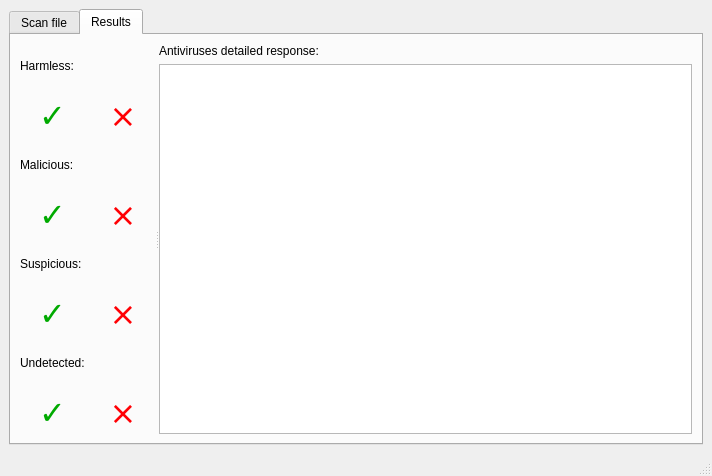
This is gui/gui.ui in Laikos38/ADS-TP-Seguridad as Qt 5 draws it before an edit. The edited form follows.
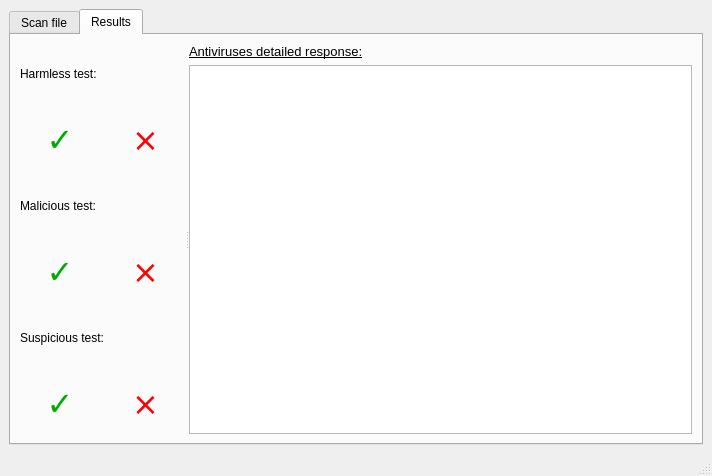
This is the edited form. The open tabs and pages were chosen to show the change. Icons and pictures are not drawn.

The edit to the form file:
```diff
--- a/gui/gui.ui
+++ b/gui/gui.ui
@@ -233,7 +233,7 @@
             <item>
              <widget class="QLabel" name="harmlessLbl">
               <property name="text">
-               <string>Harmless:</string>
+               <string>Harmless test:</string>
               </property>
              </widget>
             </item>
@@ -284,7 +284,7 @@
             <item>
              <widget class="QLabel" name="maliciousLbl">
               <property name="text">
-               <string>Malicious:</string>
+               <string>Malicious test:</string>
               </property>
              </widget>
             </item>
@@ -331,7 +331,7 @@
             <item>
              <widget class="QLabel" name="suspiciousLbl">
               <property name="text">
-               <string>Suspicious:</string>
+               <string>Suspicious test:</string>
               </property>
              </widget>
             </item>
@@ -375,59 +375,18 @@
               </item>
              </layout>
             </item>
-            <item>
-             <widget class="QLabel" name="undetectedLbl">
-              <property name="text">
-               <string>Undetected:</string>
-              </property>
-             </widget>
-            </item>
-            <item>
-             <layout class="QHBoxLayout" name="horizontalLayout_9">
-              <item>
-               <widget class="QLabel" name="checkUndetectedLbl">
-                <property name="font">
-                 <font>
-                  <pointsize>24</pointsize>
-                 </font>
-                </property>
-                <property name="styleSheet">
-                 <string notr="true">color: rgb(0, 170, 0);</string>
-                </property>
-                <property name="text">
-                 <string>✓</string>
-                </property>
-                <property name="alignment">
-                 <set>Qt::AlignCenter</set>
-                </property>
-               </widget>
-              </item>
-              <item>
-               <widget class="QLabel" name="crossUndetectedLbl">
-                <property name="font">
-                 <font>
-                  <pointsize>24</pointsize>
-                 </font>
-                </property>
-                <property name="styleSheet">
-                 <string notr="true">color: rgb(255, 0, 4);</string>
-                </property>
-                <property name="text">
-                 <string>⨯</string>
-                </property>
-                <property name="alignment">
-                 <set>Qt::AlignCenter</set>
-                </property>
-               </widget>
-              </item>
-             </layout>
-            </item>
            </layout>
           </widget>
           <widget class="QWidget" name="verticalLayoutWidget_2">
            <layout class="QVBoxLayout" name="verticalLayout_4">
             <item>
              <widget class="QLabel" name="label_5">
+              <property name="font">
+               <font>
+                <pointsize>10</pointsize>
+                <underline>true</underline>
+               </font>
+              </property>
               <property name="text">
                <string>Antiviruses detailed response:</string>
               </property>
```
Left out of the diff: 2 changed lines with no effect on the pictures.
